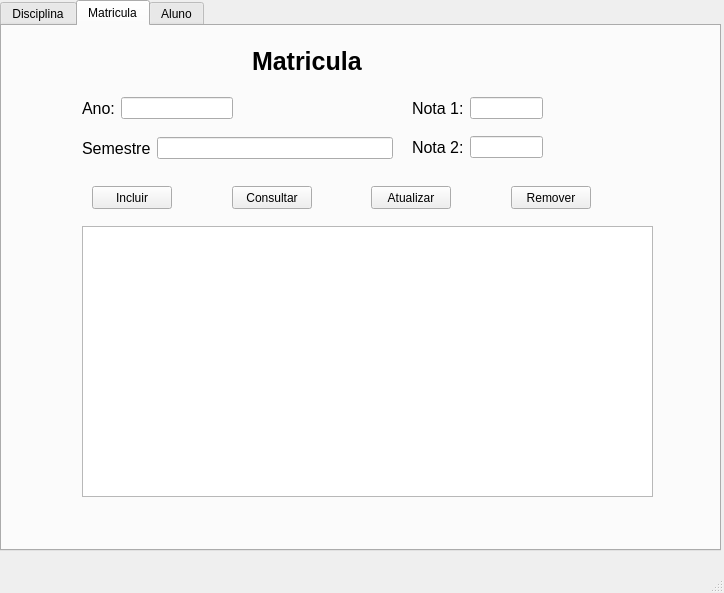
First picture: the form in mainwindow.ui, repository frezatti/Trabalho-Aluno, before the edit.
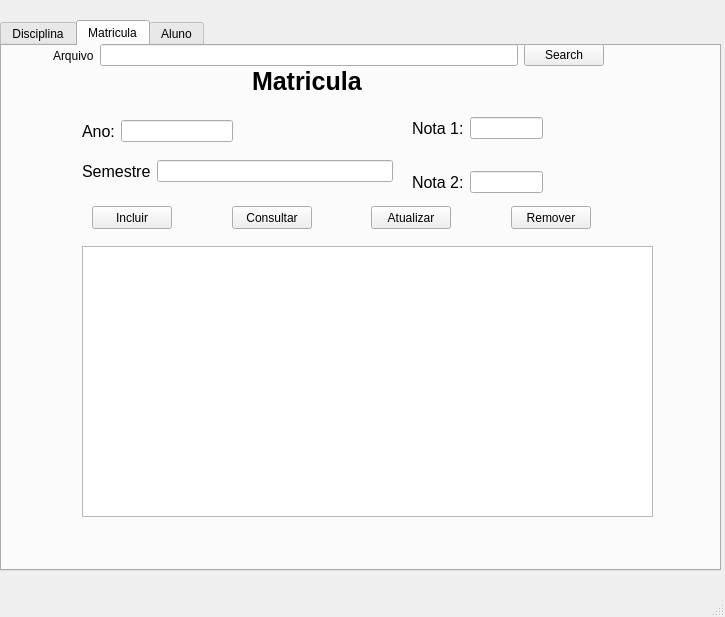
Second picture: the form after the edit.

```diff
--- a/mainwindow.ui
+++ b/mainwindow.ui
@@ -2,23 +2,29 @@
 <ui version="4.0">
  <class>MainWindow</class>
  <widget class="QMainWindow" name="MainWindow">
+  <property name="enabled">
+   <bool>true</bool>
+  </property>
   <property name="geometry">
    <rect>
     <x>0</x>
     <y>0</y>
-    <width>724</width>
-    <height>593</height>
+    <width>725</width>
+    <height>617</height>
    </rect>
   </property>
   <property name="windowTitle">
    <string>Relatorio Escola</string>
   </property>
+  <property name="documentMode">
+   <bool>false</bool>
+  </property>
   <widget class="QWidget" name="centralwidget">
    <widget class="QTabWidget" name="tabWidget">
     <property name="geometry">
      <rect>
       <x>0</x>
-      <y>0</y>
+      <y>20</y>
       <width>721</width>
       <height>551</height>
      </rect>
@@ -202,7 +208,7 @@
        <rect>
         <x>250</x>
         <y>10</y>
-        <width>131</width>
+        <width>191</width>
         <height>51</height>
        </rect>
       </property>
@@ -222,7 +228,7 @@
         <x>80</x>
         <y>110</y>
         <width>311</width>
-        <height>24</height>
+        <height>30</height>
        </rect>
       </property>
       <layout class="QHBoxLayout" name="horizontalLayout_8">
@@ -249,7 +255,7 @@
         <x>80</x>
         <y>70</y>
         <width>151</width>
-        <height>24</height>
+        <height>30</height>
        </rect>
       </property>
       <layout class="QHBoxLayout" name="horizontalLayout_7">
@@ -332,13 +338,13 @@
        <string>Consultar</string>
       </property>
      </widget>
-     <widget class="QWidget" name="">
+     <widget class="QWidget" name="layoutWidget">
       <property name="geometry">
        <rect>
         <x>410</x>
         <y>71</y>
         <width>131</width>
-        <height>61</height>
+        <height>76</height>
        </rect>
       </property>
       <layout class="QVBoxLayout" name="verticalLayout">
@@ -588,6 +594,39 @@
      </widget>
     </widget>
    </widget>
+   <widget class="QWidget" name="">
+    <property name="geometry">
+     <rect>
+      <x>53</x>
+      <y>40</y>
+      <width>551</width>
+      <height>31</height>
+     </rect>
+    </property>
+    <layout class="QHBoxLayout" name="horizontalLayout_9">
+     <item>
+      <widget class="QLabel" name="labelSearch">
+       <property name="text">
+        <string>Arquivo</string>
+       </property>
+      </widget>
+     </item>
+     <item>
+      <widget class="QLineEdit" name="lineEditSearch">
+       <property name="enabled">
+        <bool>true</bool>
+       </property>
+      </widget>
+     </item>
+     <item>
+      <widget class="QPushButton" name="pushButtonSearch">
+       <property name="text">
+        <string>Search</string>
+       </property>
+      </widget>
+     </item>
+    </layout>
+   </widget>
   </widget>
   <widget class="QMenuBar" name="menubar">
    <property name="geometry">
```
Left out of the diff: 20 changed lines with no effect on the pictures.
